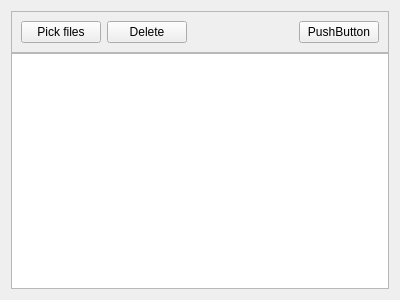
This is code/src/main/resources/base/ui/filemanager.ui in felixdittrich92/mission-uncuttable as Qt 5 draws it before an edit. The edited form follows.
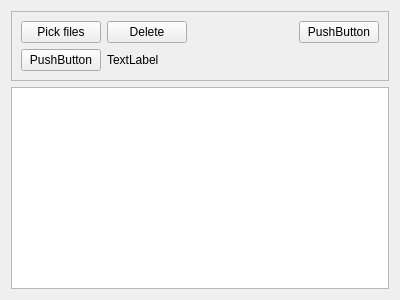
This is the edited form.

The edit to the form file:
```diff
--- a/code/src/main/resources/base/ui/filemanager.ui
+++ b/code/src/main/resources/base/ui/filemanager.ui
@@ -17,9 +17,6 @@
    <number>-1</number>
   </property>
   <layout class="QVBoxLayout" name="verticalLayout">
-   <property name="spacing">
-    <number>0</number>
-   </property>
    <item>
     <widget class="QFrame" name="filemanager_frame">
      <property name="frameShape">
@@ -28,7 +25,9 @@
      <property name="frameShadow">
       <enum>QFrame::Raised</enum>
      </property>
-     <layout class="QHBoxLayout" name="horizontalLayout_2">
+     <layout class="QVBoxLayout" name="verticalLayout_2">
+      <item>
+       <layout class="QHBoxLayout" name="horizontalLayout">
       <item>
        <widget class="QPushButton" name="pick_files_button">
         <property name="text">
@@ -62,6 +61,32 @@
          <string>PushButton</string>
         </property>
        </widget>
+        </item>
+       </layout>
+      </item>
+      <item>
+       <layout class="QHBoxLayout" name="horizontalLayout_2">
+        <item>
+         <widget class="QPushButton" name="back_button">
+          <property name="sizePolicy">
+           <sizepolicy hsizetype="Maximum" vsizetype="Fixed">
+            <horstretch>0</horstretch>
+            <verstretch>0</verstretch>
+           </sizepolicy>
+          </property>
+          <property name="text">
+           <string>PushButton</string>
+          </property>
+         </widget>
+        </item>
+        <item>
+         <widget class="QLabel" name="breadcrumbs_label">
+          <property name="text">
+           <string>TextLabel</string>
+          </property>
+         </widget>
+        </item>
+       </layout>
       </item>
      </layout>
     </widget>
```
Lines whose indentation alone changed are shown as unchanged.
